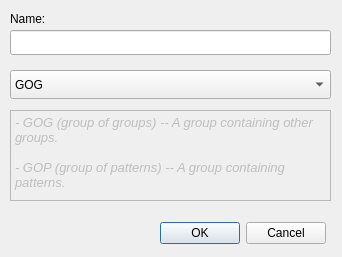
Old version of the form resource/new_group.ui in the repository teknologisk-institut/rqt_pattern_manager.
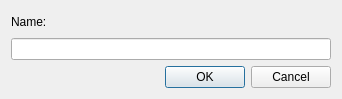
New version of the form.

```diff
--- a/resource/new_group.ui
+++ b/resource/new_group.ui
@@ -7,7 +7,7 @@
     <x>0</x>
     <y>0</y>
     <width>342</width>
-    <height>257</height>
+    <height>99</height>
    </rect>
   </property>
   <property name="sizePolicy">
@@ -19,7 +19,7 @@
   <property name="minimumSize">
    <size>
     <width>342</width>
-    <height>257</height>
+    <height>99</height>
    </size>
   </property>
   <property name="maximumSize">
@@ -31,90 +31,32 @@
   <property name="windowTitle">
    <string>New Group</string>
   </property>
-  <widget class="QTextBrowser" name="textBrowser">
-   <property name="enabled">
-    <bool>false</bool>
-   </property>
-   <property name="geometry">
-    <rect>
-     <x>10</x>
-     <y>110</y>
-     <width>321</width>
-     <height>91</height>
-    </rect>
-   </property>
-   <property name="html">
-    <string>&lt;!DOCTYPE HTML PUBLIC &quot;-//W3C//DTD HTML 4.0//EN&quot; &quot;http://www.w3.org/TR/REC-html40/strict.dtd&quot;&gt;
-&lt;html&gt;&lt;head&gt;&lt;meta name=&quot;qrichtext&quot; content=&quot;1&quot; /&gt;&lt;style type=&quot;text/css&quot;&gt;
-p, li { white-space: pre-wrap; }
-&lt;/style&gt;&lt;/head&gt;&lt;body style=&quot; font-family:'Ubuntu'; font-size:11pt; font-weight:400; font-style:normal;&quot;&gt;
-&lt;p style=&quot; margin-top:0px; margin-bottom:0px; margin-left:0px; margin-right:0px; -qt-block-indent:0; text-indent:0px;&quot;&gt;&lt;span style=&quot; font-size:10pt; font-style:italic;&quot;&gt;- GOG (group of groups) -- A group containing other groups.&lt;/span&gt;&lt;/p&gt;
-&lt;p style=&quot;-qt-paragraph-type:empty; margin-top:0px; margin-bottom:0px; margin-left:0px; margin-right:0px; -qt-block-indent:0; text-indent:0px; font-size:10pt; font-style:italic;&quot;&gt;&lt;br /&gt;&lt;/p&gt;
-&lt;p style=&quot; margin-top:0px; margin-bottom:0px; margin-left:0px; margin-right:0px; -qt-block-indent:0; text-indent:0px;&quot;&gt;&lt;span style=&quot; font-size:10pt; font-style:italic;&quot;&gt;- GOP (group of patterns) -- A group containing patterns.&lt;/span&gt;&lt;/p&gt;&lt;/body&gt;&lt;/html&gt;</string>
-   </property>
-  </widget>
-  <widget class="QComboBox" name="groupBox">
-   <property name="geometry">
-    <rect>
-     <x>10</x>
-     <y>70</y>
-     <width>321</width>
-     <height>29</height>
-    </rect>
-   </property>
+  <layout class="QVBoxLayout" name="verticalLayout">
    <item>
-    <property name="text">
-     <string>GOG</string>
-    </property>
+    <widget class="QLabel" name="label">
+     <property name="text">
+      <string>Name:</string>
+     </property>
+    </widget>
    </item>
    <item>
-    <property name="text">
-     <string>GOP</string>
-    </property>
+    <widget class="QLineEdit" name="nameBox">
+     <property name="accessibleName">
+      <string>nameBox</string>
+     </property>
+    </widget>
    </item>
-  </widget>
-  <widget class="QLineEdit" name="nameBox">
-   <property name="geometry">
-    <rect>
-     <x>10</x>
-     <y>30</y>
-     <width>321</width>
-     <height>25</height>
-    </rect>
-   </property>
-   <property name="accessibleName">
-    <string>nameBox</string>
-   </property>
-  </widget>
-  <widget class="QLabel" name="label">
-   <property name="geometry">
-    <rect>
-     <x>10</x>
-     <y>10</y>
-     <width>51</width>
-     <height>17</height>
-    </rect>
-   </property>
-   <property name="text">
-    <string>Name:</string>
-   </property>
-  </widget>
-  <widget class="QDialogButtonBox" name="dialogButton">
-   <property name="geometry">
-    <rect>
-     <x>150</x>
-     <y>220</y>
-     <width>176</width>
-     <height>27</height>
-    </rect>
-   </property>
-   <property name="accessibleName">
-    <string>dialogButton</string>
-   </property>
-   <property name="standardButtons">
-    <set>QDialogButtonBox::Cancel|QDialogButtonBox::Ok</set>
-   </property>
-  </widget>
+   <item>
+    <widget class="QDialogButtonBox" name="dialogButton">
+     <property name="accessibleName">
+      <string>dialogButton</string>
+     </property>
+     <property name="standardButtons">
+      <set>QDialogButtonBox::Cancel|QDialogButtonBox::Ok</set>
+     </property>
+    </widget>
+   </item>
+  </layout>
  </widget>
  <resources/>
  <connections/>
```
